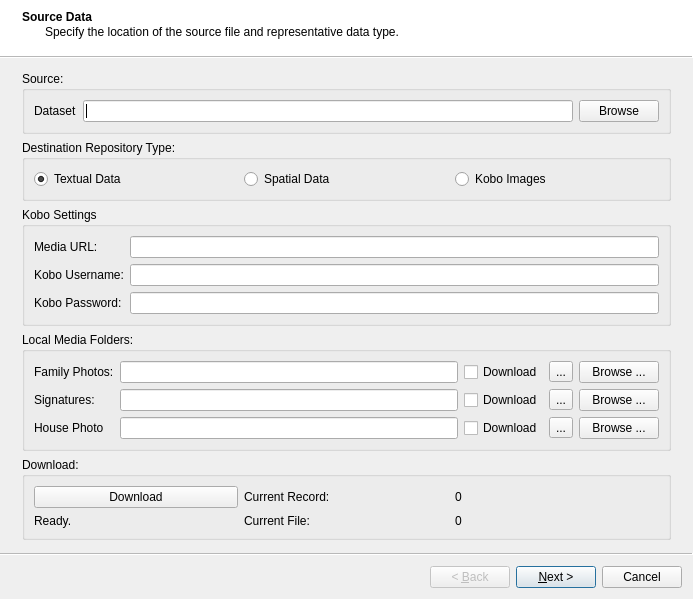
This is ui/ui_import_data.ui in gltn/stdm as Qt 5 draws it before an edit. The edited form follows.
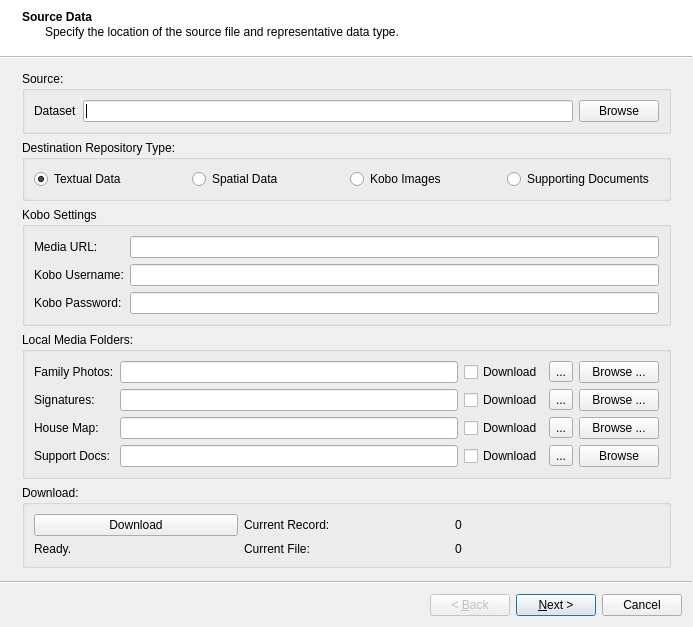
This is the edited form. Icons and pictures are not drawn.

Commit message: Added UI elements for importing supporting docs

```diff
--- a/ui/ui_import_data.ui
+++ b/ui/ui_import_data.ui
@@ -87,6 +87,13 @@
          </property>
         </widget>
        </item>
+       <item>
+        <widget class="QRadioButton" name="rbSupportDoc">
+         <property name="text">
+          <string>Supporting Documents</string>
+         </property>
+        </widget>
+       </item>
       </layout>
      </widget>
     </item>
@@ -170,7 +177,7 @@
        <item row="2" column="0">
         <widget class="QLabel" name="label_9">
          <property name="text">
-          <string>House Photo</string>
+          <string>House Map:</string>
          </property>
         </widget>
        </item>
@@ -243,6 +250,37 @@
          </property>
         </widget>
        </item>
+       <item row="3" column="0">
+        <widget class="QLabel" name="label_11">
+         <property name="text">
+          <string>Support Docs:</string>
+         </property>
+        </widget>
+       </item>
+       <item row="3" column="1">
+        <widget class="QLineEdit" name="edtSupportDocFolder"/>
+       </item>
+       <item row="3" column="2">
+        <widget class="QCheckBox" name="cbSupportDoc">
+         <property name="text">
+          <string>Download</string>
+         </property>
+        </widget>
+       </item>
+       <item row="3" column="3">
+        <widget class="QToolButton" name="tbSupportDoc">
+         <property name="text">
+          <string>...</string>
+         </property>
+        </widget>
+       </item>
+       <item row="3" column="4">
+        <widget class="QPushButton" name="btnSupportDoc">
+         <property name="text">
+          <string>Browse</string>
+         </property>
+        </widget>
+       </item>
       </layout>
      </widget>
     </item>
```
The commit also changes 4 other files.
